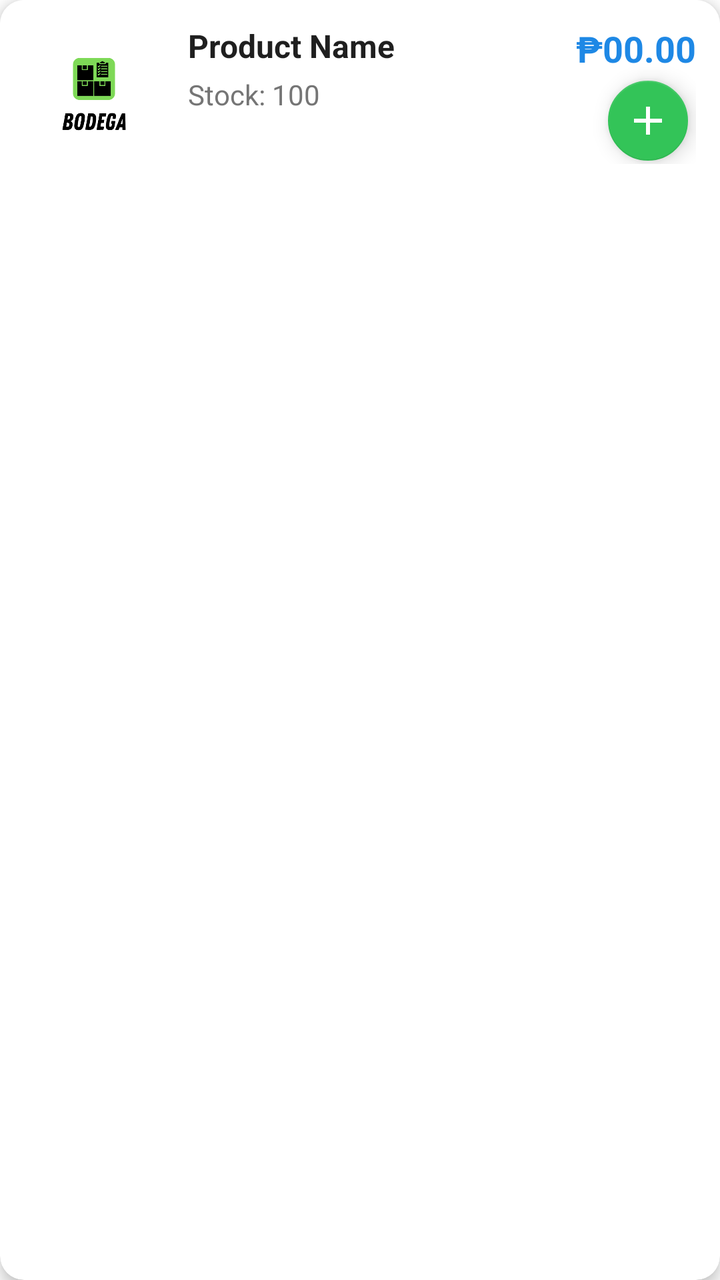
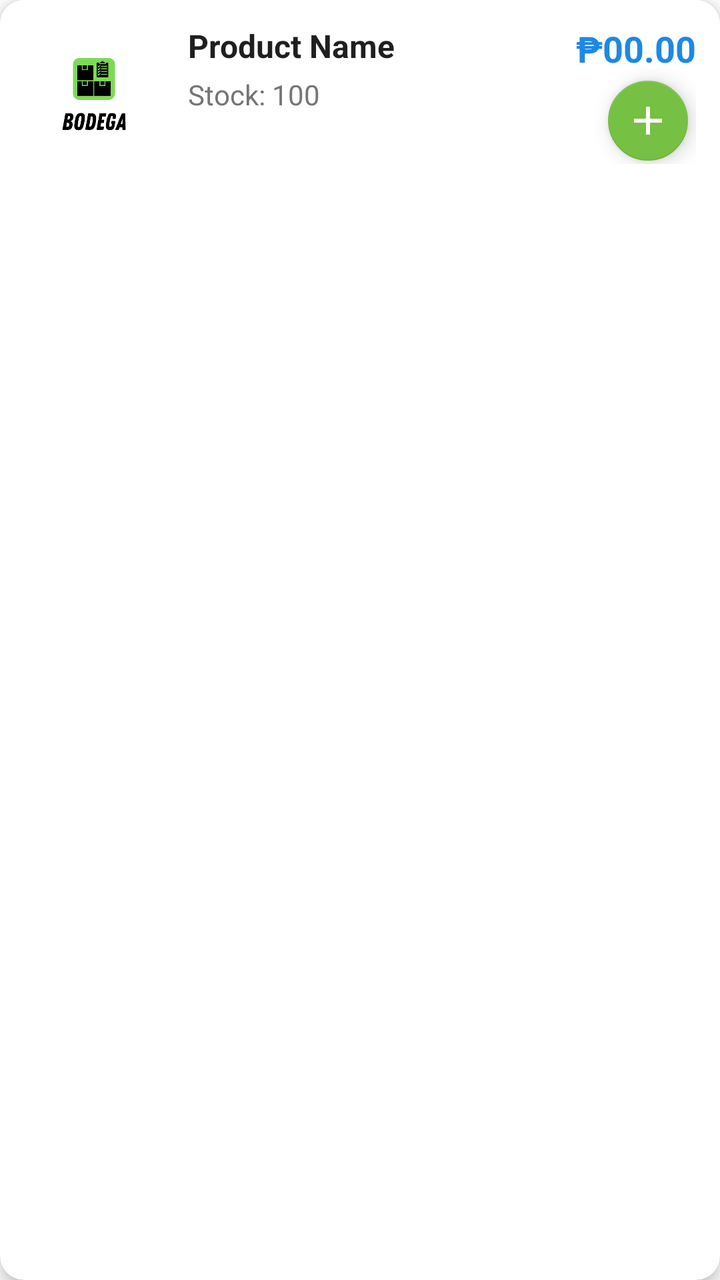

Two renders of the same Android screen: before a commit and after it. Below are the layout's source before the change and the commit's diff.
<!-- AndroidManifest.xml: application theme Theme.MyApp -->
<!-- res/layout/item_product.xml -->
<?xml version="1.0" encoding="utf-8"?>
<androidx.cardview.widget.CardView xmlns:android="http://schemas.android.com/apk/res/android"
    xmlns:app="http://schemas.android.com/apk/res-auto"
    xmlns:tools="http://schemas.android.com/tools"
    android:layout_width="match_parent"
    android:layout_height="wrap_content"
    android:layout_margin="8dp"
    app:cardCornerRadius="12dp"
    app:cardElevation="4dp">

    <LinearLayout
        android:layout_width="match_parent"
        android:layout_height="wrap_content"
        android:background="@android:color/white"
        android:orientation="horizontal"
        android:padding="12dp">

        <androidx.cardview.widget.CardView
            android:layout_width="70dp"
            android:layout_height="70dp"
            app:cardCornerRadius="8dp"
            app:cardElevation="0dp">

            <ImageView
                android:id="@+id/imgIcon"
                android:layout_width="match_parent"
                android:layout_height="match_parent"
                android:scaleType="centerCrop"
                android:src="@drawable/logo" />
        </androidx.cardview.widget.CardView>

        <LinearLayout
            android:layout_width="0dp"
            android:layout_height="wrap_content"
            android:layout_weight="1"
            android:layout_marginStart="12dp"
            android:orientation="vertical">

            <TextView
                android:id="@+id/tvName"
                android:layout_width="match_parent"
                android:layout_height="wrap_content"
                android:text="Product Name"
                android:textStyle="bold"
                android:textSize="16sp"
                android:textColor="#1F1F1F"
                android:maxLines="2"
                android:ellipsize="end" />

            <TextView
                android:id="@+id/quantity"
                android:layout_width="wrap_content"
                android:layout_height="wrap_content"
                android:text="Stock: 100"
                android:textSize="14sp"
                android:textColor="#757575"
                android:layout_marginTop="4dp" />

        </LinearLayout>

        <LinearLayout
            android:layout_width="wrap_content"
            android:layout_height="match_parent"
            android:orientation="vertical"
            android:gravity="end"
            android:layout_marginStart="12dp">

            <TextView
                android:id="@+id/tvPrice"
                android:layout_width="wrap_content"
                android:layout_height="wrap_content"
                android:text="₱00.00"
                android:textSize="18sp"
                android:textStyle="bold"
                android:textColor="#1E88E5" />

            <Space
                android:layout_width="0dp"
                android:layout_height="0dp"
                android:layout_weight="1" />

            <com.google.android.material.floatingactionbutton.FloatingActionButton
                android:id="@+id/btnAdd"
                android:layout_width="wrap_content"
                android:layout_height="wrap_content"
                android:layout_gravity="end|bottom"
                android:src="@drawable/ic_add"
                android:contentDescription="@string/action_sign_in"
                app:fabSize="mini"
                app:tint="@android:color/white"
                app:backgroundTint="#33C458"
                android:clickable="true"
                android:focusable="true" />
        </LinearLayout>
    </LinearLayout>
</androidx.cardview.widget.CardView>
<!-- resources referenced by this layout -->
<resources>
  <!-- drawable ic_add (drawable) -->
  <vector xmlns:android="http://schemas.android.com/apk/res/android"
      android:width="24dp"
      android:height="24dp"
      android:viewportWidth="24"
      android:viewportHeight="24"
      android:tint="#000000">
  
  
      <path
          android:fillColor="@android:color/white"
          android:pathData="M19,13h-6v6h-2v-6H5v-2h6V5h2v6h6v2z" />
  </vector>
  <!-- drawable logo: png bitmap (drawable, 13762 bytes) -->
  <string name="action_sign_in">Sign in or register</string>
  <style name="Theme.MyApp" parent="Theme.MaterialComponents.Light.NoActionBar">
          
          <item name="colorPrimary">#76C043</item>
          <item name="colorPrimaryVariant">#5A9A32</item>
          <item name="colorOnPrimary">@color/white</item>
          
          <item name="colorSecondary">#76C043</item>
          <item name="colorSecondaryVariant">#5A9A32</item>
          <item name="colorOnSecondary">@color/black</item>
          
          <item name="android:statusBarColor">?attr/colorPrimaryVariant</item>
          
          <item name="windowActionBar">false</item>
          <item name="windowNoTitle">true</item>
      </style>
  <color name="white">#FFFFFFFF</color>
  <color name="black">#FF000000</color>
</resources>

<!-- the commit's change to res/layout/item_product.xml (unified diff, before → after) -->
@@ -88,9 +88,9 @@
                 android:contentDescription="@string/action_sign_in"
                 app:fabSize="mini"
                 app:tint="@android:color/white"
-                app:backgroundTint="#33C458"
                 android:clickable="true"
-                android:focusable="true" />
+                android:focusable="true"
+                />
         </LinearLayout>
     </LinearLayout>
 </androidx.cardview.widget.CardView>
